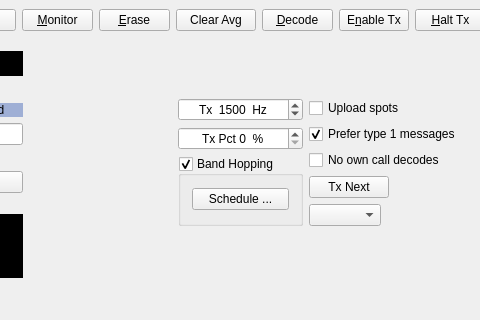
Before: the Qt Designer form widgets/mainwindow.ui in saitohirga/WSJT-X, drawn with Qt 5; both pictures show x 217 to 697 and y 235 to 555 of the 867 by 555 pixel window.
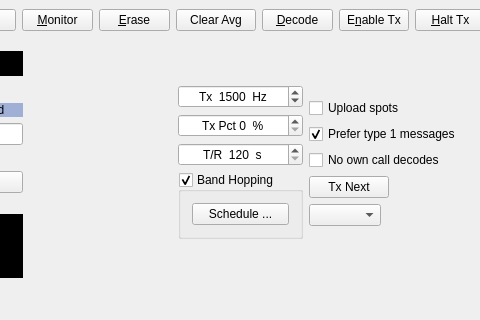
After: the same form once the commit is applied. The open tabs and pages were chosen to show the change. Custom widgets are drawn as their Qt base class.

Commit message: More work toward implementing GUI features for FST280 and FST280W.

Diff of the .ui file:
```diff
--- a/widgets/mainwindow.ui
+++ b/widgets/mainwindow.ui
@@ -2590,6 +2590,25 @@
                       </property>
                      </widget>
                     </item>
+                    <item>
+                     <widget class="RestrictedSpinBox" name="sbTR_FST280W">
+                      <property name="alignment">
+                       <set>Qt::AlignCenter</set>
+                      </property>
+                      <property name="suffix">
+                       <string>  s</string>
+                      </property>
+                      <property name="prefix">
+                       <string>T/R  </string>
+                      </property>
+                      <property name="minimum">
+                       <number>120</number>
+                      </property>
+                      <property name="maximum">
+                       <number>300</number>
+                      </property>
+                     </widget>
+                    </item>
                     <item>
                      <widget class="QGroupBox" name="band_hopping_group_box">
                       <property name="title">
```
Left out of the diff: 4 changed lines with no effect on the pictures. The commit also changes 3 other files.
